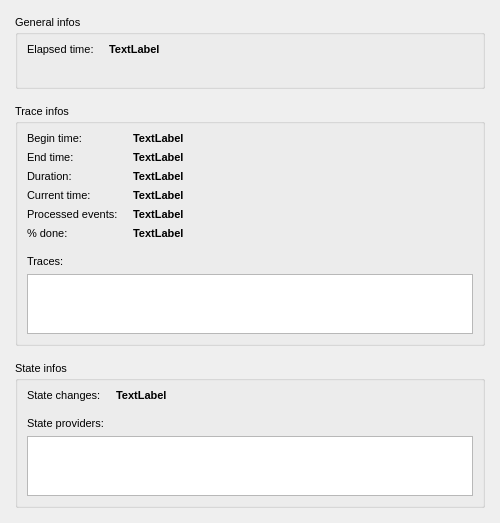
Old version of the form src/qtibeeprogress/qtibeeprogress/dat/ui/main_wnd_progress.ui in the repository tdrjnr/tigerbeetle.
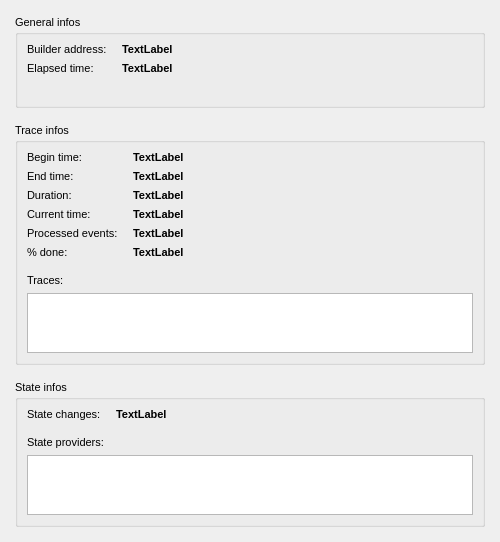
New version of the form.

Commit message: qtigerbeetle: add some useful infos

Diff of the .ui file:
```diff
--- a/src/qtibeeprogress/qtibeeprogress/dat/ui/main_wnd_progress.ui
+++ b/src/qtibeeprogress/qtibeeprogress/dat/ui/main_wnd_progress.ui
@@ -7,7 +7,7 @@
     <x>0</x>
     <y>0</y>
     <width>500</width>
-    <height>523</height>
+    <height>542</height>
    </rect>
   </property>
   <property name="sizePolicy">
@@ -55,17 +55,40 @@
       <layout class="QHBoxLayout" name="horizontalLayout">
        <item>
         <layout class="QFormLayout" name="_fl_general_infos">
+         <property name="fieldGrowthPolicy">
+          <enum>QFormLayout::AllNonFixedFieldsGrow</enum>
+         </property>
          <property name="horizontalSpacing">
           <number>15</number>
          </property>
          <item row="0" column="0">
+          <widget class="QLabel" name="_lbl_builder_addr_caption">
+           <property name="text">
+            <string>Builder address:</string>
+           </property>
+          </widget>
+         </item>
+         <item row="0" column="1">
+          <widget class="QLabel" name="_lbl_builder_addr">
+           <property name="font">
+            <font>
+             <weight>75</weight>
+             <bold>true</bold>
+            </font>
+           </property>
+           <property name="text">
+            <string>TextLabel</string>
+           </property>
+          </widget>
+         </item>
+         <item row="1" column="0">
           <widget class="QLabel" name="_lbl_elapsed_time_caption">
            <property name="text">
             <string>Elapsed time:</string>
            </property>
           </widget>
          </item>
-         <item row="0" column="1">
+         <item row="1" column="1">
           <widget class="QLabel" name="_lbl_elapsed_time">
            <property name="font">
             <font>
```
The commit also changes 2 other files.
